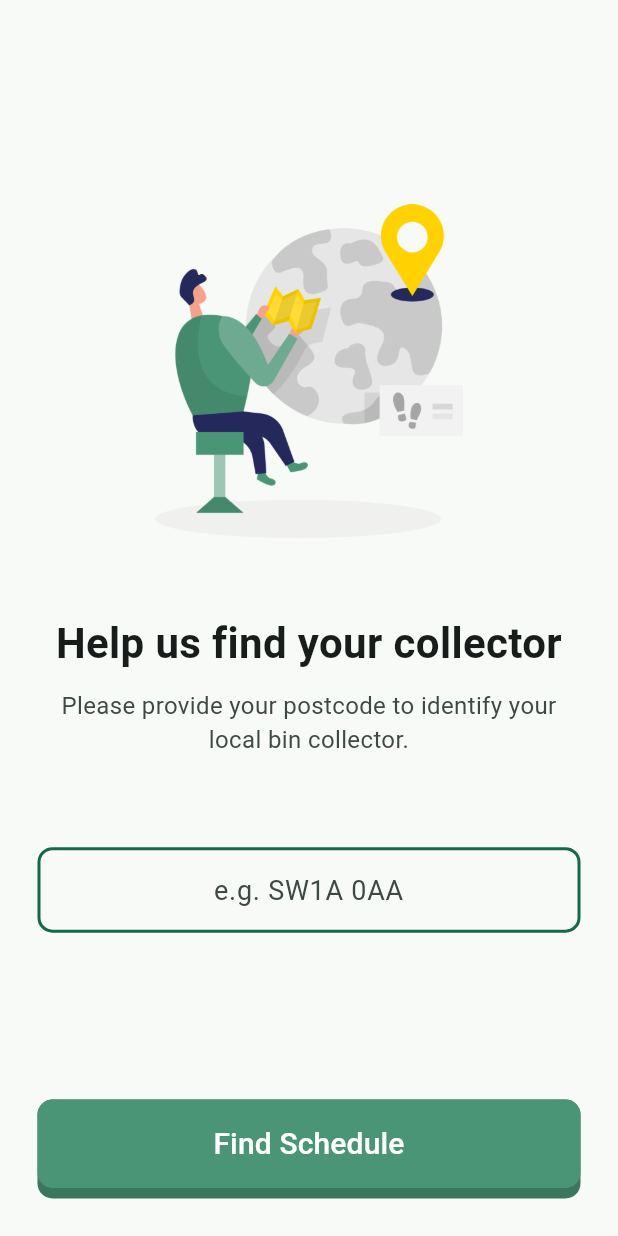
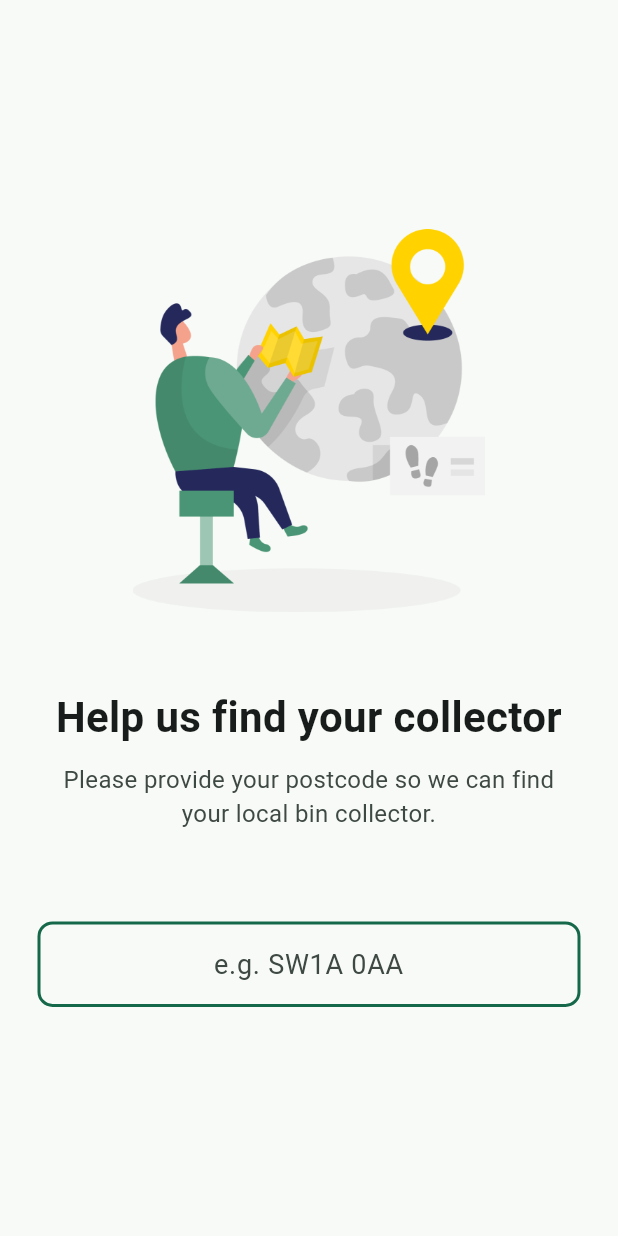
Before and after one commit to BadgerHobbs/BinDays-App, a Flutter app: the EnterPostcodePage widget shown alone on an empty page, opened directly, on a phone screen of 412 x 824 dp. Run offline on Flutter 3.47's test engine with Material 3 defaults, Android fonts, the light colour scheme and no system bars; our stand-ins replace device_preview, flutter_local_notifications, shared_preferences, timezone; missing offline and left inert: bindays_client, workmanager; accounts and stored records are empty; statements that could not run were skipped.

Commit message:
Improved enter postcode page.

```diff
--- a/bindays_app/lib/pages/setup/enter_postcode_page.dart
+++ b/bindays_app/lib/pages/setup/enter_postcode_page.dart
@@ -25,11 +25,15 @@ class _EnterPostcodePageState extends State<EnterPostcodePage> {
   }
 
   void _submitPostcode() async {
-    final postcode = _postcodeController.text.trim().toUpperCase();
+    final postcode = _getPostcode();
     if (postcode.isNotEmpty) {
-      setupState.postcode = postcode;
+      setupState.postcode = _getPostcode();
       if (mounted) navigateToFindingCollectorPage(context);
     }
+  }
+
+  String _getPostcode() {
+    return _postcodeController.text.trim().toUpperCase();
   }
 
   @override
@@ -54,7 +58,7 @@ class _EnterPostcodePageState extends State<EnterPostcodePage> {
           ),
           const SizedBox(height: 10),
           Text(
-            "Please provide your postcode to identify your local bin collector.",
+            "Please provide your postcode so we can find your local bin collector.",
             style: TextStyle(
               fontSize: 16,
               color: Theme.of(context).colorScheme.onSurfaceVariant,
@@ -68,7 +72,8 @@ class _EnterPostcodePageState extends State<EnterPostcodePage> {
             hintText: 'e.g. SW1A 0AA',
           ),
           const Spacer(flex: 1),
-          PrimaryButton(text: "Find Schedule", onPressed: _submitPostcode),
+          if (_getPostcode().isNotEmpty)
+            PrimaryButton(text: "Find Collector", onPressed: _submitPostcode),
         ],
       ),
     );
```
